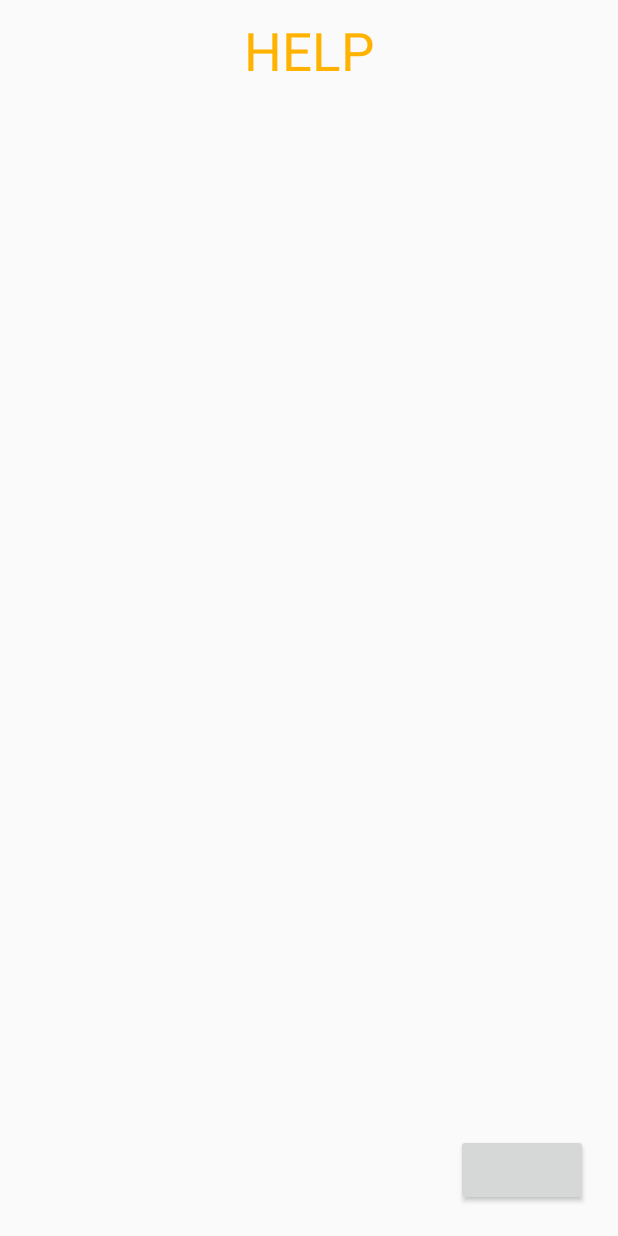
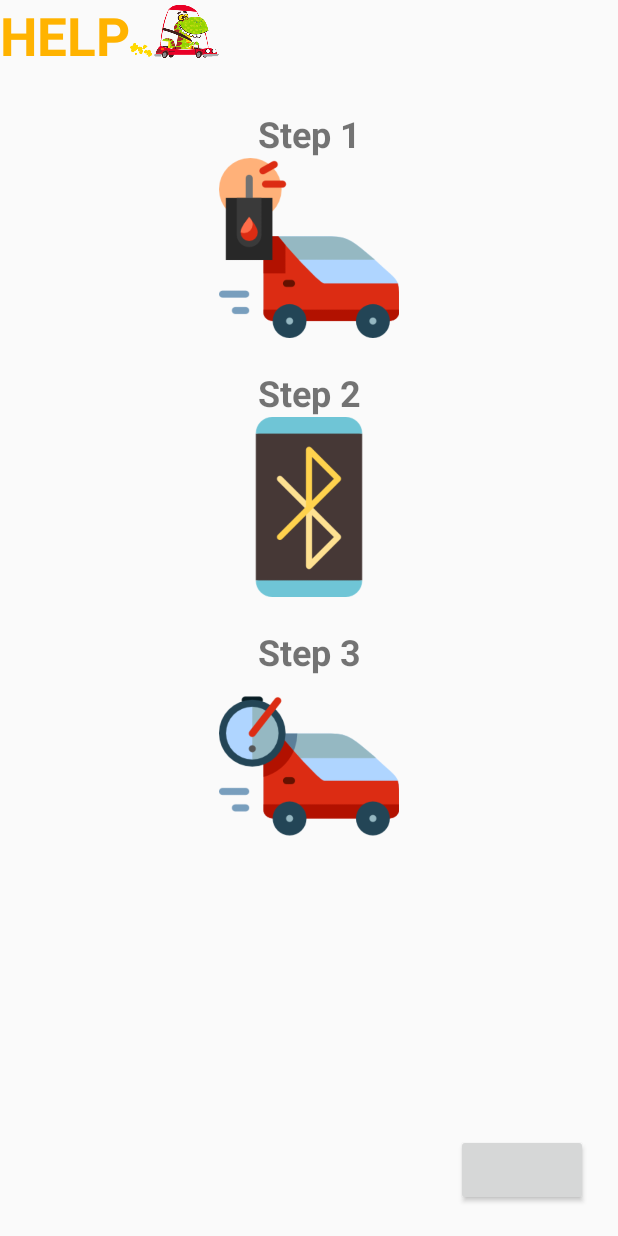
Before and after one commit to amihaylo/dynOBD, an Android app: the HelpActivity screen opened directly, with no data from a screen before it, on a phone screen of 412 x 824 dp. Run offline under Robolectric (Android 15) with nearby library versions, the phone set to English and light mode, and no system bars; libraries missing offline, so code that uses them is left out: com.nightonke.boommenu; plain views replace BoomMenuButton; 1 statement that could not run was skipped.

Commit message:
Adding help page icons

```diff
--- a/OBD2-Peek/app/src/main/res/layout/activity_help.xml
+++ b/OBD2-Peek/app/src/main/res/layout/activity_help.xml
@@ -8,6 +8,15 @@
     android:layout_height="fill_parent"
     tools:context="com.luisa.alex.obd2_peek.HelpActivity">
 
+    <LinearLayout
+        android:layout_width="match_parent"
+        android:layout_height="wrap_content"
+        android:orientation="vertical">
+
+        <LinearLayout
+            android:layout_width="match_parent"
+            android:layout_height="wrap_content"
+            android:orientation="horizontal">
         <TextView
             android:text="@string/title_help_activity"
             android:layout_width="wrap_content"
@@ -18,7 +27,64 @@
             android:textColor="@color/md_amber_600"
             android:layout_gravity="center_horizontal"
             android:typeface="normal"
+            android:textStyle="normal|bold" />
+
+        <ImageView
+            android:layout_width="59dp"
+            android:layout_height="42dp"
+            android:src="@drawable/dynobd_logo2"
+            android:layout_gravity="center_horizontal"
             />
+        </LinearLayout>
+            <TextView
+            android:layout_width="match_parent"
+            android:layout_height="wrap_content"
+                android:paddingTop="15dp"
+            android:text="Step 1"
+            android:textSize="24sp"
+            android:textStyle="normal|bold"
+            android:textAlignment="center" />
+
+
+        <ImageView
+            android:layout_height="120dp"
+            android:layout_width="120dp"
+            android:src="@drawable/step1"
+            android:layout_gravity="center_horizontal">
+        </ImageView>
+
+        <TextView
+            android:layout_width="match_parent"
+            android:layout_height="wrap_content"
+            android:paddingTop="20dp"
+            android:text="Step 2"
+            android:textSize="24sp"
+            android:textStyle="normal|bold"
+            android:textAlignment="center" />
+        <ImageView
+            android:layout_height="120dp"
+            android:layout_width="120dp"
+            android:src="@drawable/step2"
+            android:layout_gravity="center_horizontal">
+        </ImageView>
+
+        <TextView
+            android:layout_width="match_parent"
+            android:layout_height="wrap_content"
+            android:paddingTop="20dp"
+            android:text="Step 3"
+            android:textSize="24sp"
+            android:textStyle="normal|bold"
+            android:textAlignment="center" />
+        <ImageView
+            android:layout_height="120dp"
+            android:layout_width="120dp"
+            android:src="@drawable/step3"
+            android:layout_gravity="center_horizontal">
+        </ImageView>
+
+
+    </LinearLayout>
 
     <com.nightonke.boommenu.BoomMenuButton
         android:id="@+id/boom"
```
Also changed, not shown: OBD2-Peek/app/src/main/res/drawable/dynobd_logo2.png (added), OBD2-Peek/app/src/main/res/drawable/step1.png (added), OBD2-Peek/app/src/main/res/drawable/step2.png (added), OBD2-Peek/app/src/main/res/drawable/step3.png (added). Lines whose indentation alone changed are shown as unchanged.
